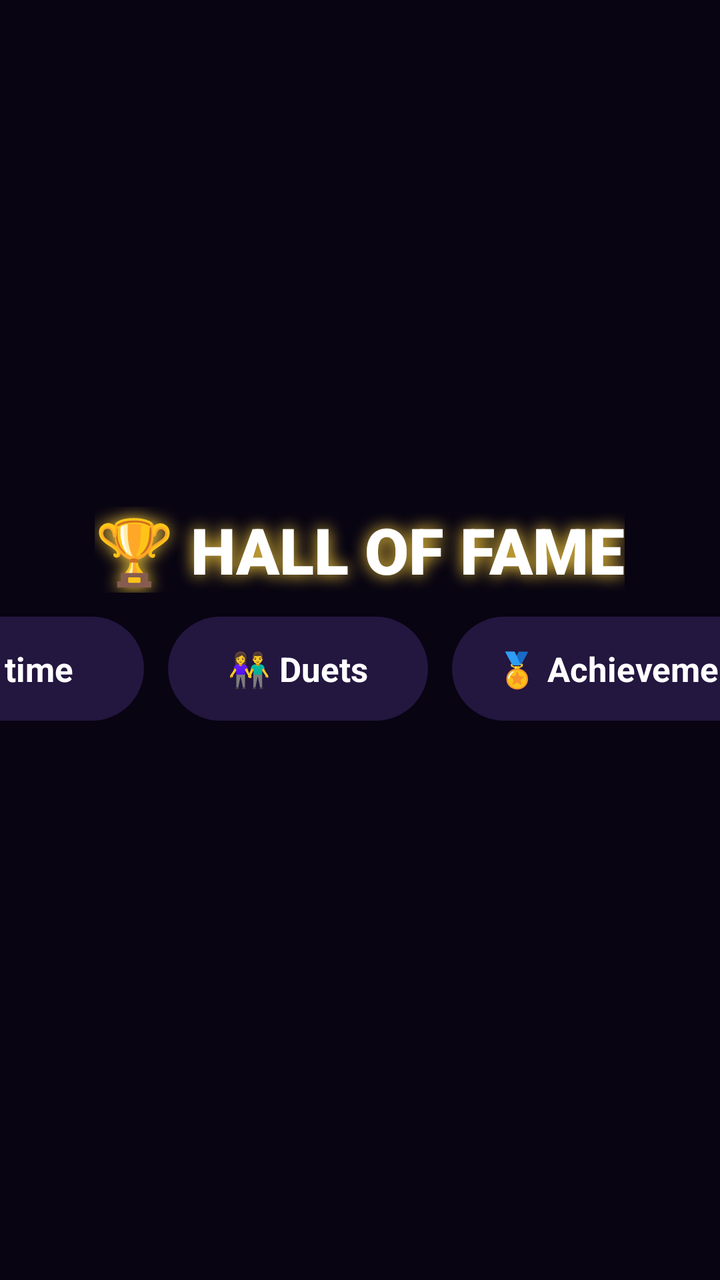
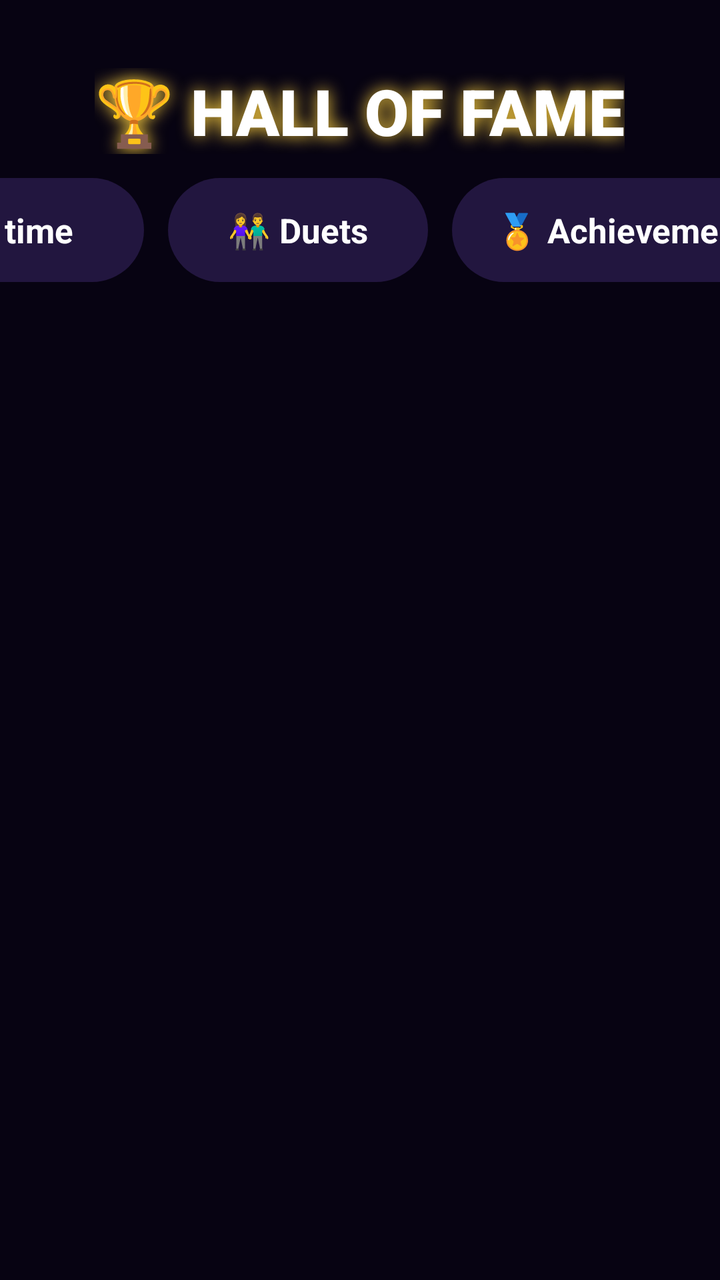

Two renders of the same Android screen: before a commit and after it. Below are the layout's source before the change and the commit's diff.
<!-- AndroidManifest.xml: application theme Theme.KaraokeTV -->
<!-- res/layout/leaderboard.xml -->
<?xml version="1.0" encoding="utf-8"?>
<FrameLayout xmlns:android="http://schemas.android.com/apk/res/android"
    android:layout_width="match_parent"
    android:layout_height="match_parent"
    android:background="@color/scrim"
    android:clickable="true">

    <LinearLayout
        android:layout_width="780dp"
        android:layout_height="wrap_content"
        android:layout_gravity="center"
        android:gravity="center_horizontal"
        android:orientation="vertical">

        <TextView
            android:layout_width="wrap_content"
            android:layout_height="wrap_content"
            android:fontFamily="sans-serif-black"
            android:shadowColor="@color/gold"
            android:shadowRadius="20"
            android:text="🏆 HALL OF FAME"
            android:textColor="#FFFFFF"
            android:textSize="32sp" />

        <LinearLayout
            android:layout_width="wrap_content"
            android:layout_height="wrap_content"
            android:layout_marginTop="12dp"
            android:orientation="horizontal">

            <TextView
                android:id="@+id/tabTonight"
                style="@style/TvButton"
                android:text="Tonight" />

            <TextView
                android:id="@+id/tabAll"
                style="@style/TvButton"
                android:layout_marginStart="12dp"
                android:text="All time" />

            <TextView
                android:id="@+id/tabDuets"
                style="@style/TvButton"
                android:layout_marginStart="12dp"
                android:text="👫 Duets" />

            <TextView
                android:id="@+id/tabAch"
                style="@style/TvButton"
                android:layout_marginStart="12dp"
                android:text="🏅 Achievements" />

            
            <TextView
                android:id="@+id/boardClose"
                style="@style/TvButton.Primary"
                android:layout_marginStart="24dp"
                android:text="← Back" />
        </LinearLayout>

        
        <LinearLayout
            android:id="@+id/podium"
            android:layout_width="match_parent"
            android:layout_height="wrap_content"
            android:layout_marginTop="16dp"
            android:gravity="bottom|center_horizontal"
            android:orientation="horizontal" />

        <LinearLayout
            android:id="@+id/boardRows"
            android:layout_width="match_parent"
            android:layout_height="wrap_content"
            android:layout_marginTop="10dp"
            android:orientation="vertical" />

        <TextView
            android:id="@+id/boardEmpty"
            android:layout_width="wrap_content"
            android:layout_height="wrap_content"
            android:layout_marginTop="40dp"
            android:gravity="center"
            android:text="No scores yet. Grab a mic! 🎤"
            android:textColor="@color/text_dim"
            android:textSize="20sp"
            android:visibility="gone" />

        
        <ScrollView
            android:id="@+id/boardAchScroll"
            android:layout_width="match_parent"
            android:layout_height="350dp"
            android:layout_marginTop="14dp"
            android:fadingEdgeLength="24dp"
            android:requiresFadingEdge="vertical"
            android:scrollbars="none"
            android:visibility="gone">

            <LinearLayout
                android:id="@+id/boardAchRows"
                android:layout_width="match_parent"
                android:layout_height="wrap_content"
                android:orientation="vertical"
                android:paddingTop="4dp"
                android:paddingBottom="4dp" />
        </ScrollView>
    </LinearLayout>
</FrameLayout>
<!-- resources referenced by this layout -->
<resources>
  <color name="gold">#FFD23F</color>
  <color name="scrim">#D9080412</color>
  <color name="text_dim">#B9AEDB</color>
  <style name="TvButton">
          <item name="android:layout_width">wrap_content</item>
          <item name="android:layout_height">52dp</item>
          <item name="android:minWidth">130dp</item>
          <item name="android:gravity">center</item>
          <item name="android:paddingStart">22dp</item>
          <item name="android:paddingEnd">22dp</item>
          <item name="android:background">@drawable/chip_bg</item>
          <item name="android:focusable">true</item>
          <item name="android:clickable">true</item>
          <item name="android:textColor">@color/text_main</item>
          <item name="android:textSize">17sp</item>
          <item name="android:textStyle">bold</item>
          <item name="android:maxLines">1</item>
      </style>
  <style name="TvButton.Primary">
          <item name="android:background">@drawable/btn_primary</item>
      </style>
  <style name="Theme.KaraokeTV" parent="android:Theme.Material.NoActionBar.Fullscreen">
          <item name="android:windowBackground">@color/bg_deep</item>
          <item name="android:colorAccent">@color/neon_pink</item>
          <item name="android:textColorPrimary">@color/text_main</item>
          <item name="android:textColor">@color/text_main</item>
          <item name="android:textColorHint">@color/text_dim</item>
          <item name="android:windowAnimationStyle">@null</item>
      </style>
  <!-- drawable chip_bg (drawable) -->
  <?xml version="1.0" encoding="utf-8"?>
  <selector xmlns:android="http://schemas.android.com/apk/res/android">
      <item android:state_focused="true">
          <shape>
              <solid android:color="@color/neon_pink" />
              <corners android:radius="26dp" />
          </shape>
      </item>
      <item android:state_selected="true">
          <shape>
              <solid android:color="#4A2A7A" />
              <stroke android:width="2dp" android:color="@color/neon_cyan" />
              <corners android:radius="26dp" />
          </shape>
      </item>
      <item>
          <shape>
              <solid android:color="#CC2A1B4A" />
              <corners android:radius="26dp" />
          </shape>
      </item>
  </selector>
  <color name="text_main">#FFFFFF</color>
  <!-- drawable btn_primary (drawable) -->
  <?xml version="1.0" encoding="utf-8"?>
  <selector xmlns:android="http://schemas.android.com/apk/res/android">
      <item android:state_focused="true">
          <shape>
              <gradient android:angle="0" android:startColor="#FF5DB8" android:endColor="#9B5CFF" />
              <stroke android:width="3dp" android:color="#FFFFFF" />
              <corners android:radius="26dp" />
          </shape>
      </item>
      <item>
          <shape>
              <gradient android:angle="0" android:startColor="#C02A80" android:endColor="#6A3AB8" />
              <corners android:radius="26dp" />
          </shape>
      </item>
  </selector>
  <color name="bg_deep">#0B0614</color>
  <color name="neon_pink">#FF3DA5</color>
  <color name="neon_cyan">#2EE6FF</color>
</resources>

<!-- the commit's change to res/layout/leaderboard.xml (unified diff, before → after) -->
@@ -2,13 +2,14 @@
 <FrameLayout xmlns:android="http://schemas.android.com/apk/res/android"
     android:layout_width="match_parent"
     android:layout_height="match_parent"
-    android:background="@color/scrim"
+    android:background="@color/scrim_strong"
     android:clickable="true">
 
     <LinearLayout
         android:layout_width="780dp"
         android:layout_height="wrap_content"
-        android:layout_gravity="center"
+        android:layout_gravity="top|center_horizontal"
+        android:layout_marginTop="34dp"
         android:gravity="center_horizontal"
         android:orientation="vertical">
 
<!-- resource entries referenced after the edit -->
@@ -1,7 +1,7 @@
 <!-- resources referenced by this layout -->
 <resources>
   <color name="gold">#FFD23F</color>
-  <color name="scrim">#D9080412</color>
+  <color name="scrim_strong">#F5080412</color>
   <color name="text_dim">#B9AEDB</color>
   <style name="TvButton">
           <item name="android:layout_width">wrap_content</item>
